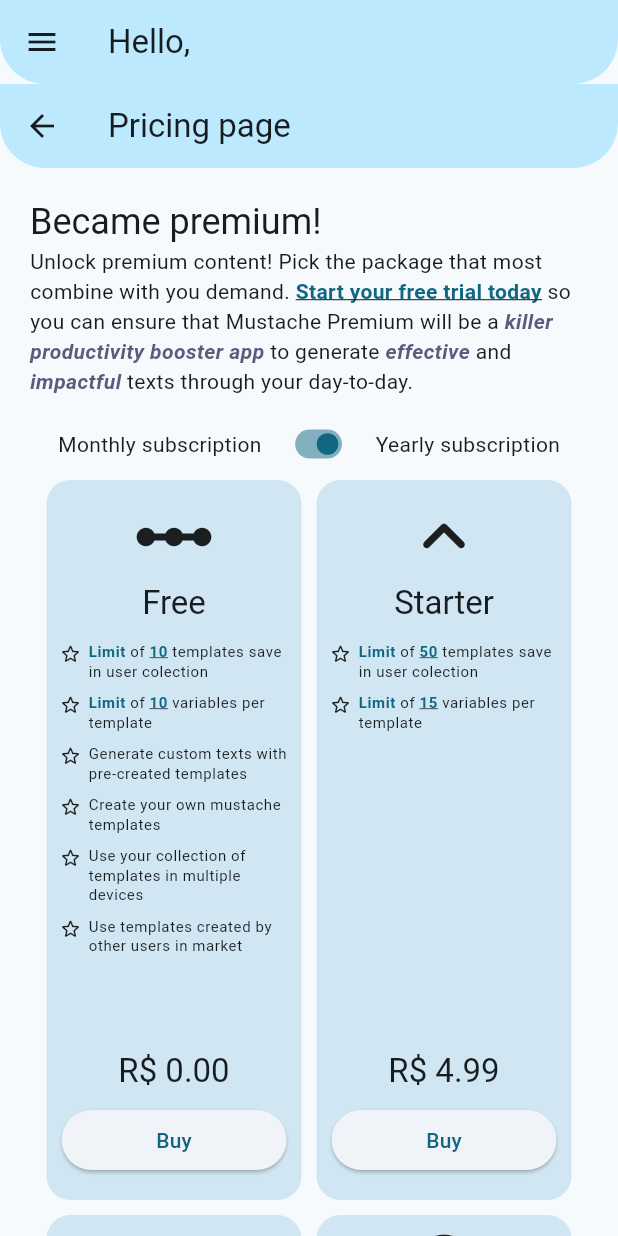
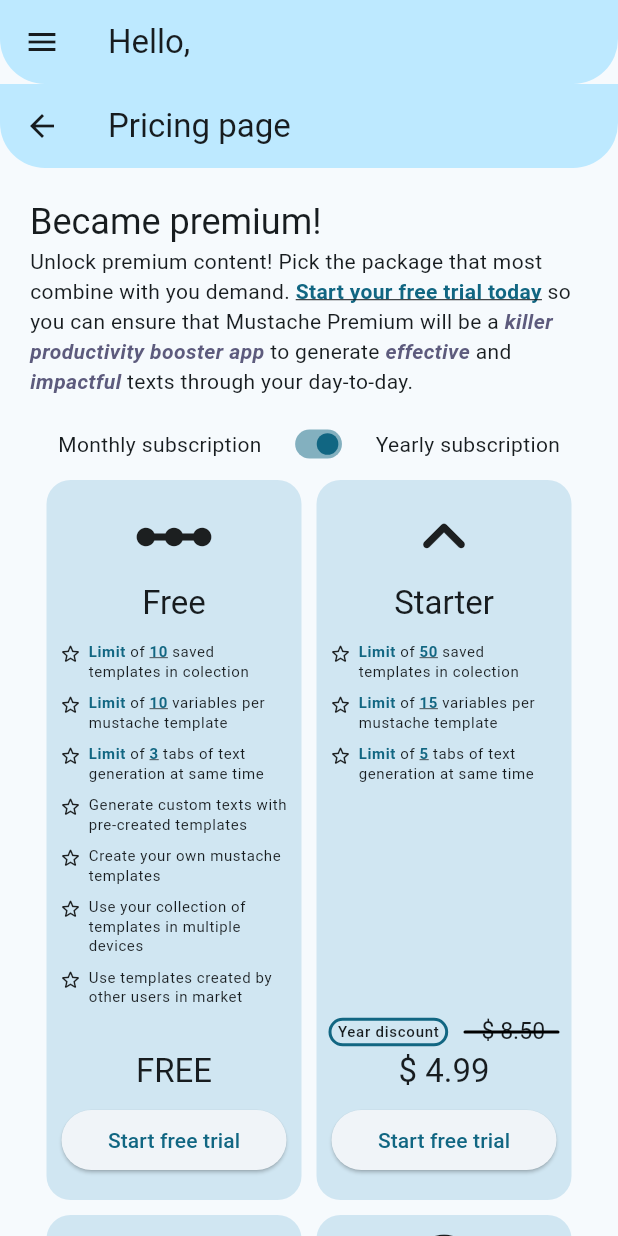
Before and after one commit to igormidev/Mustache-Hub, a Flutter app: the BecamePremiumMain screen opened by its route, on a phone screen of 412 x 824 dp. Run offline on Flutter 3.47's test engine with Material 2 defaults, Android fonts, the phone set to English and light mode, and no system bars; drawn by our look-alikes of flutter_animate; our stand-ins replace bloc, dartz, dotted_border, equatable, firebase_auth, firebase_core and 7 more; missing offline and left inert: mason, sandbox_logger; accounts and stored records are empty.

Commit message:
Pricing page with animations

```diff
--- a/lib/modules/auth/core/mixins/on_page_change.dart
+++ b/lib/modules/auth/core/mixins/on_page_change.dart
@@ -23,7 +23,7 @@ mixin PageModuleNavigator {
         return context.replaceAll('/find');
 
       case EDrawerNavigationPossibilities.generateText:
-        break;
+        return context.replaceAll('/generate');
 
       case EDrawerNavigationPossibilities.createMustache:
         return context.replaceAll('/create');
--- a/lib/modules/became_premium/core/enum/premium_tier.dart
+++ b/lib/modules/became_premium/core/enum/premium_tier.dart
@@ -66,7 +66,7 @@ extension PremiumTierExtension on PremiumTier {
               style: underline,
             ),
             const TextSpan(
-              text: ' templates save in user colection',
+              text: ' saved templates in colection',
             ),
           ],
           [
@@ -82,7 +82,23 @@ extension PremiumTierExtension on PremiumTier {
               style: underline,
             ),
             const TextSpan(
-              text: ' variables per template',
+              text: ' variables per mustache template',
+            ),
+          ],
+          [
+            TextSpan(
+              text: 'Limit',
+              style: highlighted,
+            ),
+            const TextSpan(
+              text: ' of ',
+            ),
+            TextSpan(
+              text: '3',
+              style: underline,
+            ),
+            const TextSpan(
+              text: ' tabs of text generation at same time',
             ),
           ],
           [
@@ -120,7 +136,7 @@ extension PremiumTierExtension on PremiumTier {
               style: underline,
             ),
             const TextSpan(
-              text: ' templates save in user colection',
+              text: ' saved templates in colection',
             ),
           ],
           [
@@ -136,7 +152,23 @@ extension PremiumTierExtension on PremiumTier {
               style: underline,
             ),
             const TextSpan(
-              text: ' variables per template',
+              text: ' variables per mustache template',
+            ),
+          ],
+          [
+            TextSpan(
+              text: 'Limit',
+              style: highlighted,
+            ),
+            const TextSpan(
+              text: ' of ',
+            ),
+            TextSpan(
+              text: '5',
+              style: underline,
+            ),
+            const TextSpan(
+              text: ' tabs of text generation at same time',
             ),
           ],
         ],
@@ -147,7 +179,7 @@ extension PremiumTierExtension on PremiumTier {
               style: underline,
             ),
             const TextSpan(
-              text: ' collections per template',
+              text: ' templates in user collection',
             ),
           ],
           [
@@ -156,7 +188,16 @@ extension PremiumTierExtension on PremiumTier {
               style: underline,
             ),
             const TextSpan(
-              text: ' variables per template',
+              text: ' variables per mustache template',
+            ),
+          ],
+          [
+            TextSpan(
+              text: 'Unlimited',
+              style: underline,
+            ),
+            const TextSpan(
+              text: ' tabs of text generation at same time',
             ),
           ],
           [
--- a/lib/modules/became_premium/views/became_premium_main.dart
+++ b/lib/modules/became_premium/views/became_premium_main.dart
@@ -27,6 +27,7 @@ class BecamePremiumMain extends HookWidget {
             alignment: WrapAlignment.center,
             children: PremiumTier.values.map((tier) {
               return TierProductTile(
+                isYear: isYear.value,
                 tier: tier,
               );
             }).toList(),
--- /dev/null
+++ b/lib/modules/became_premium/views/components/widgets/price_display.dart
@@ -0,0 +1,99 @@
+import 'package:flutter/material.dart';
+import 'package:flutter_animate/flutter_animate.dart';
+import 'package:mustachehub/core/extensions/context_extensions.dart';
+import 'package:mustachehub/modules/became_premium/core/enum/premium_tier.dart';
+
+class PriceDisplay extends StatelessWidget {
+  final bool isYear;
+  final PremiumTier tier;
+  const PriceDisplay({
+    super.key,
+    required this.tier,
+    required this.isYear,
+  });
+
+  @override
+  Widget build(BuildContext context) {
+    if (tier == PremiumTier.free) {
+      return Text(
+        'FREE',
+        style: context.texts.titleLarge,
+      );
+    }
+
+    return Container(
+      height: 55,
+      width: double.maxFinite,
+      margin: const EdgeInsets.symmetric(horizontal: 8),
+      child: Stack(
+        alignment: Alignment.bottomCenter,
+        children: [
+          // AnimatedAlign(
+          //   duration: const Duration(milliseconds: 600),
+          //   alignment: Alignment.bottomCenter,
+          //   child: Text(
+          //     '\$ ${tier.yearPrice.toStringAsFixed(2)}',
+          //     style: context.texts.titleLarge,
+          //   ),
+          // ),
+          //  '\$ ${tier.monthlyPrice.toStringAsFixed(2)}',
+          Align(
+            alignment: Alignment.topLeft,
+            child: Container(
+              margin: const EdgeInsets.only(top: 5.5),
+              decoration: BoxDecoration(
+                borderRadius: BorderRadius.circular(30),
+                border: Border.all(
+                  color: context.scheme.primary,
+                  width: 2,
+                ),
+              ),
+              padding: const EdgeInsets.symmetric(horizontal: 4, vertical: 0),
+              child: Text(
+                'Year discount',
+                style: context.texts.labelSmall?.copyWith(fontSize: 10),
+              ),
+            ),
+          )
+              .animate(target: isYear ? 1 : 0)
+              .fadeIn(duration: 700.ms)
+              .shake(hz: isYear ? null : 1, rotation: isYear ? null : 0),
+          Text(
+            '\$ ${tier.yearPrice.toStringAsFixed(2)}',
+            style: context.texts.titleLarge,
+          ).animate(target: isYear ? 1 : 0).fade(),
+
+          SizedBox(
+            width: 84,
+            height: 30,
+            child: AnimatedAlign(
+              duration: const Duration(milliseconds: 400),
+              alignment: isYear ? Alignment.center : Alignment.center,
+              child: Text(
+                '\$ ${tier.monthlyPrice.toStringAsFixed(2)}',
+                style: context.texts.titleLarge,
+              ),
+            ),
+          )
+              .animate(target: isYear ? 0 : 1)
+              .slideX(begin: 1)
+              .slideY(begin: -1.2)
+              .scaleXY(begin: 0.7, end: 1, alignment: Alignment.centerLeft),
+          Align(
+            alignment: Alignment.topRight,
+            child: Container(
+              margin: const EdgeInsets.only(top: 14),
+              width: 64,
+              height: 2,
+              decoration: BoxDecoration(
+                borderRadius: BorderRadius.circular(30),
+                color: context.scheme.scrim,
+              ),
+              padding: const EdgeInsets.symmetric(horizontal: 4, vertical: 0),
+            ),
+          ).animate(target: isYear ? 1 : 0).fadeIn(delay: 300.ms),
+        ],
+      ),
+    );
+  }
+}
--- a/lib/modules/became_premium/views/components/widgets/tier_product_tile.dart
+++ b/lib/modules/became_premium/views/components/widgets/tier_product_tile.dart
@@ -1,10 +1,12 @@
 import 'package:flutter/material.dart';
 import 'package:mustachehub/core/extensions/context_extensions.dart';
 import 'package:mustachehub/modules/became_premium/core/enum/premium_tier.dart';
+import 'package:mustachehub/modules/became_premium/views/components/widgets/price_display.dart';
 
 class TierProductTile extends StatelessWidget {
+  final bool isYear;
   final PremiumTier tier;
-  const TierProductTile({super.key, required this.tier});
+  const TierProductTile({super.key, required this.tier, required this.isYear});
 
   @override
   Widget build(BuildContext context) {
@@ -34,17 +36,14 @@ class TierProductTile extends StatelessWidget {
             },
           ).toList(),
           const Spacer(),
-          Text(
-            'R\$ ${tier.yearPrice.toStringAsFixed(2)}',
-            style: context.texts.titleLarge,
-          ),
+          PriceDisplay(isYear: isYear, tier: tier),
           const SizedBox(height: 8),
           Container(
             padding: const EdgeInsets.symmetric(horizontal: 10),
             width: double.maxFinite,
             child: ElevatedButton(
               onPressed: () {},
-              child: const Text('Buy'),
+              child: const Text('Start free trial'),
             ),
           ),
           const SizedBox(height: 16),
--- a/lib/modules/generate_text/views/generate_text_view/generate_text_main.dart
+++ b/lib/modules/generate_text/views/generate_text_view/generate_text_main.dart
@@ -7,9 +7,9 @@ class GenerateTextMain extends StatelessWidget {
   Widget build(BuildContext context) {
     return Scaffold(
       appBar: AppBar(
-        title: const Text('Mano'),
+        title: const Text('Generate text'),
       ),
-      body: Container(),
+      body: ListView(),
     );
   }
 }
--- a/pubspec.yaml
+++ b/pubspec.yaml
@@ -23,6 +23,7 @@ dependencies:
     path: packages/mason/packages/mason
   equatable:
   flutter_modular: ^6.1.1
+  flutter_animate: ^4.2.0+1
   dotted_border: 2.0.0+3
   path_provider: ^2.0.15
   firebase_auth: ^4.7.3
```
Also changed, not shown: pubspec.lock.
